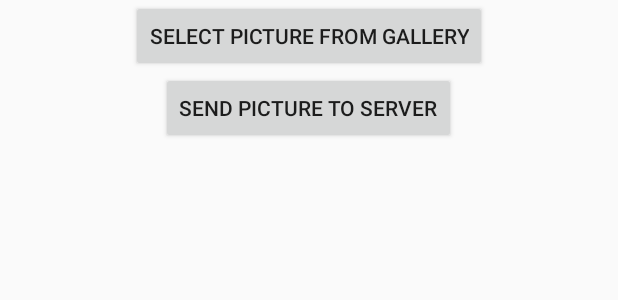
After one commit to ddkpham/Telepresence, an Android app: the layout activity_photo.xml on its own in the app's theme, with its tools: preview values and no code run, on a phone screen of 412 x 824 dp. The commit adds this screen. Shown: the top 300 px of the screen. Run offline under Robolectric (Android 15) with nearby library versions, the phone set to English and light mode, and no system bars.

Commit message:
Make Photo Activity User Interfaces for Android

```diff
--- a/Android/app/src/main/AndroidManifest.xml
+++ b/Android/app/src/main/AndroidManifest.xml
@@ -2,8 +2,11 @@
 <manifest xmlns:android="http://schemas.android.com/apk/res/android"
     package="theshakers.cmpt276.sfu.ca.robottelepresense">
 
-    <uses-permission android:name="android.permission.INTERNET"> </uses-permission>
+    <uses-permission android:name="android.permission.INTERNET"></uses-permission>
     <uses-permission android:name="android.permission.ACCESS_NETWORK_STATE"></uses-permission>
+    <uses-permission android:name="android.permission.WRITE_EXTERNAL_STORAGE"></uses-permission>
+    <uses-permission android:name="android.permission.READ_EXTERNAL_STORAGE"></uses-permission>
+    <uses-permission android:name="android.permission.CAMERA"></uses-permission>
 
     <application
         android:allowBackup="true"
@@ -21,6 +24,7 @@
         </activity>
         <activity android:name=".ChatActivity"></activity>
         <activity android:name=".HelpPageActivity"></activity>
+        <activity android:name=".PhotoActivity"></activity>
     </application>
 
 </manifest>
--- /dev/null
+++ b/Android/app/src/main/res/layout/activity_photo.xml
@@ -0,0 +1,26 @@
+<?xml version="1.0" encoding="utf-8"?>
+<LinearLayout
+    xmlns:android="http://schemas.android.com/apk/res/android"
+    xmlns:tools="http://schemas.android.com/tools"
+    android:layout_width="match_parent"
+    android:layout_height="match_parent"
+    tools:context="theshakers.cmpt276.sfu.ca.robottelepresense.PhotoActivity"
+    android:orientation="vertical"
+    android:gravity="center_horizontal">
+
+    <Button
+        android:id="@+id/selectBtn"
+        android:layout_width="wrap_content"
+        android:layout_height="wrap_content"
+        android:text="@string/select_picture_from_gallery" />
+    <Button
+        android:id="@+id/sendBtn"
+        android:layout_width="wrap_content"
+        android:layout_height="wrap_content"
+        android:text="@string/send_picture_to_pepper"/>
+    <ImageView
+        android:id="@+id/imageView"
+        android:layout_width="wrap_content"
+        android:layout_height="wrap_content" />
+
+</LinearLayout>
--- a/Android/app/src/main/res/values/strings.xml
+++ b/Android/app/src/main/res/values/strings.xml
@@ -6,13 +6,14 @@
     <!-- Main Activity -->
     <string name="connect_btn">Connection</string>
     <string name="help_page_btn">Help Page</string>
+    <string name="photo_btn">Send Photo</string>
 
     <!-- Chat Activity -->
     <string name="hint_enter_a_message">Enter a message here</string>
     <string name="error_wrong_attempt">This is wrong attempt, can you try again?</string>
     <string name="error_connection">There is connection error with server, can you try again?</string>
 
-    <!-- Help Page Activity-->
+    <!-- Help Page Activity -->
     <string name="title_activity_help_page">HelpPageActivity</string>
     <string name="help_intro">You can have a conversation with Pepper. Here are some messages you can send to Pepper. </string>
 
@@ -44,4 +45,8 @@
         <item>What was the last thing someone said to you?</item>
     </string-array>
 
+    <!-- Photo Activity -->
+    <string name="select_picture_from_gallery">Select Picture From Gallery</string>
+    <string name="send_picture_to_pepper">Send Picture to Server</string>
+
 </resources>
```
Also changed, not shown: Android/app/src/main/java/theshakers/cmpt276/sfu/ca/robottelepresense/MainActivity.java (+8 -0 lines), Android/app/src/main/java/theshakers/cmpt276/sfu/ca/robottelepresense/PhotoActivity.java (added, +147 -0 lines), Android/app/src/main/res/layout/activity_main.xml (+8 -2 lines), Android/app/build.gradle (line endings or trailing spaces).
